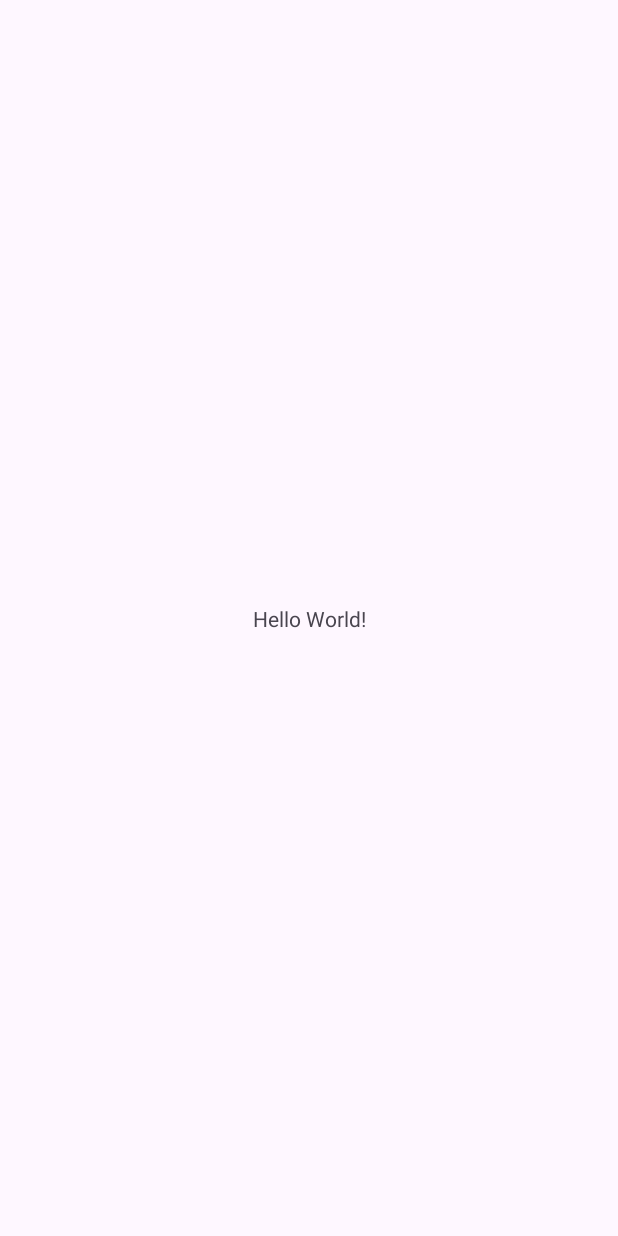
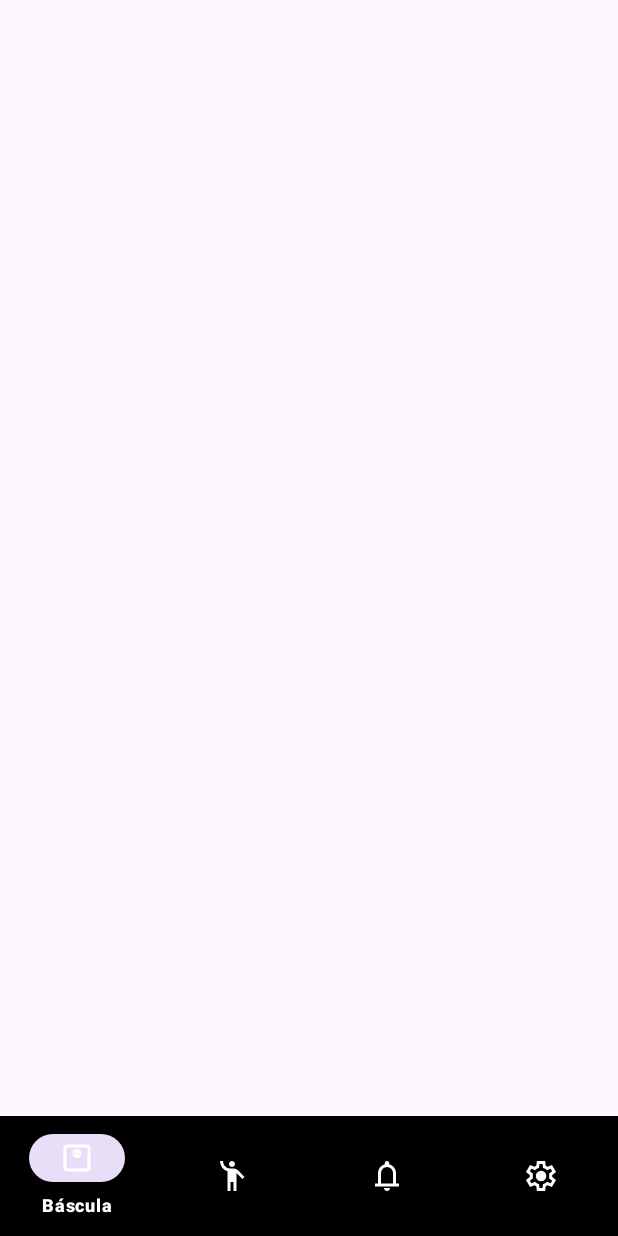
Before and after one commit to MarioCamposPulido/FormaFit, an Android app: the screen it shows after launch (MainActivity), on a phone screen of 412 x 824 dp. Before the commit the screen is almost empty. Run offline under Robolectric (Android 15) with nearby library versions, the phone set to English and light mode, and no system bars.

Commit message:
Barra navegación e iconos
Implementación de la barra de navegación (bottom) en el MainActivity, incluidos los iconos y sus nombres en el archivo strings.xml

```diff
--- a/FormaFit/app/src/main/java/com/example/formafit/MainActivity.java
+++ b/FormaFit/app/src/main/java/com/example/formafit/MainActivity.java
@@ -3,12 +3,22 @@ package com.example.formafit;
 import androidx.appcompat.app.AppCompatActivity;
 
 import android.os.Bundle;
+import android.view.Menu;
+import android.view.MenuItem;
+import android.view.View;
+import android.widget.TextView;
+
+import com.google.android.material.bottomnavigation.BottomNavigationView;
 
 public class MainActivity extends AppCompatActivity {
+
+    TextView textCartItemCount;
+    int mCartItemCount = 10;
 
     @Override
     protected void onCreate(Bundle savedInstanceState) {
         super.onCreate(savedInstanceState);
         setContentView(R.layout.activity_main);
+
     }
 }
--- /dev/null
+++ b/FormaFit/app/src/main/res/drawable/icon_bascula.xml
@@ -0,0 +1,9 @@
+<vector xmlns:android="http://schemas.android.com/apk/res/android"
+    android:width="24dp"
+    android:height="24dp"
+    android:viewportWidth="960"
+    android:viewportHeight="960">
+  <path
+      android:fillColor="#FF000000"
+      android:pathData="M480,480q50,0 85,-35t35,-85q0,-50 -35,-85t-85,-35q-50,0 -85,35t-35,85q0,50 35,85t85,35ZM420,380q-8,0 -14,-6t-6,-14q0,-8 6,-14t14,-6q8,0 14,6t6,14q0,8 -6,14t-14,6ZM480,380q-8,0 -14,-6t-6,-14q0,-8 6,-14t14,-6q8,0 14,6t6,14q0,8 -6,14t-14,6ZM540,380q-8,0 -14,-6t-6,-14q0,-8 6,-14t14,-6q8,0 14,6t6,14q0,8 -6,14t-14,6ZM200,840q-33,0 -56.5,-23.5T120,760v-560q0,-33 23.5,-56.5T200,120h560q33,0 56.5,23.5T840,200v560q0,33 -23.5,56.5T760,840L200,840ZM200,760h560v-560L200,200v560ZM200,200v560,-560Z"/>
+</vector>
--- /dev/null
+++ b/FormaFit/app/src/main/res/drawable/icon_configuracion.xml
@@ -0,0 +1,9 @@
+<vector xmlns:android="http://schemas.android.com/apk/res/android"
+    android:width="24dp"
+    android:height="24dp"
+    android:viewportWidth="960"
+    android:viewportHeight="960">
+  <path
+      android:fillColor="#FF000000"
+      android:pathData="m370,880 l-16,-128q-13,-5 -24.5,-12T307,725l-119,50L78,585l103,-78q-1,-7 -1,-13.5v-27q0,-6.5 1,-13.5L78,375l110,-190 119,50q11,-8 23,-15t24,-12l16,-128h220l16,128q13,5 24.5,12t22.5,15l119,-50 110,190 -103,78q1,7 1,13.5v27q0,6.5 -2,13.5l103,78 -110,190 -118,-50q-11,8 -23,15t-24,12L590,880L370,880ZM440,800h79l14,-106q31,-8 57.5,-23.5T639,633l99,41 39,-68 -86,-65q5,-14 7,-29.5t2,-31.5q0,-16 -2,-31.5t-7,-29.5l86,-65 -39,-68 -99,42q-22,-23 -48.5,-38.5T533,266l-13,-106h-79l-14,106q-31,8 -57.5,23.5T321,327l-99,-41 -39,68 86,64q-5,15 -7,30t-2,32q0,16 2,31t7,30l-86,65 39,68 99,-42q22,23 48.5,38.5T427,694l13,106ZM482,620q58,0 99,-41t41,-99q0,-58 -41,-99t-99,-41q-59,0 -99.5,41T342,480q0,58 40.5,99t99.5,41ZM480,480Z"/>
+</vector>
--- /dev/null
+++ b/FormaFit/app/src/main/res/drawable/icon_notificacion.xml
@@ -0,0 +1,9 @@
+<vector xmlns:android="http://schemas.android.com/apk/res/android"
+    android:width="24dp"
+    android:height="24dp"
+    android:viewportWidth="960"
+    android:viewportHeight="960">
+  <path
+      android:fillColor="#FF000000"
+      android:pathData="M160,760v-80h80v-280q0,-83 50,-147.5T420,168v-28q0,-25 17.5,-42.5T480,80q25,0 42.5,17.5T540,140v28q80,20 130,84.5T720,400v280h80v80L160,760ZM480,460ZM480,880q-33,0 -56.5,-23.5T400,800h160q0,33 -23.5,56.5T480,880ZM320,680h320v-280q0,-66 -47,-113t-113,-47q-66,0 -113,47t-47,113v280Z"/>
+</vector>
--- /dev/null
+++ b/FormaFit/app/src/main/res/drawable/icon_people.xml
@@ -0,0 +1,9 @@
+<vector xmlns:android="http://schemas.android.com/apk/res/android"
+    android:width="24dp"
+    android:height="24dp"
+    android:viewportWidth="960"
+    android:viewportHeight="960">
+  <path
+      android:fillColor="#FF000000"
+      android:pathData="M360,880v-529q-91,-24 -145.5,-100.5T160,80h80q0,83 53.5,141.5T430,280h100q30,0 56,11t47,32l181,181 -56,56 -158,-158v478h-80v-240h-80v240h-80ZM480,240q-33,0 -56.5,-23.5T400,160q0,-33 23.5,-56.5T480,80q33,0 56.5,23.5T560,160q0,33 -23.5,56.5T480,240Z"/>
+</vector>
--- a/FormaFit/app/src/main/res/layout/activity_main.xml
+++ b/FormaFit/app/src/main/res/layout/activity_main.xml
@@ -6,13 +6,28 @@
     android:layout_height="match_parent"
     tools:context=".MainActivity">
 
-    <TextView
-        android:layout_width="wrap_content"
-        android:layout_height="wrap_content"
-        android:text="Hello World!"
-        app:layout_constraintBottom_toBottomOf="parent"
-        app:layout_constraintEnd_toEndOf="parent"
-        app:layout_constraintStart_toStartOf="parent"
-        app:layout_constraintTop_toTopOf="parent" />
+    <RelativeLayout
+        android:layout_width="match_parent"
+        android:layout_height="match_parent">
+
+        <androidx.fragment.app.FragmentContainerView
+            android:id="@+id/fragmentContainerView"
+            android:layout_width="match_parent"
+            android:layout_height="wrap_content"
+            android:layout_alignParentTop="true"
+            android:layout_alignParentBottom="true" />
+
+        <com.google.android.material.bottomnavigation.BottomNavigationView
+            android:id="@+id/bottom_navigation"
+            android:layout_width="match_parent"
+            android:layout_height="wrap_content"
+            android:layout_alignParentBottom="true"
+            android:background="@color/black"
+            app:menu="@menu/bottom_navigation"
+            app:itemTextColor="@color/white"
+            app:itemIconTint="@color/white"
+            app:labelVisibilityMode="selected"/>
+
+    </RelativeLayout>
 
 </androidx.constraintlayout.widget.ConstraintLayout>
--- /dev/null
+++ b/FormaFit/app/src/main/res/menu/bottom_navigation.xml
@@ -0,0 +1,34 @@
+<?xml version="1.0" encoding="utf-8"?>
+<menu xmlns:android="http://schemas.android.com/apk/res/android"
+    xmlns:app="http://schemas.android.com/apk/res-auto">
+
+    <item
+        android:id="@+id/bascula"
+        android:layout_width="wrap_content"
+        android:layout_height="wrap_content"
+        android:icon="@drawable/icon_bascula"
+        android:title="@string/navigation_bascula"
+        app:showAsAction="always" />
+    <item
+        android:id="@+id/imc"
+        android:layout_width="wrap_content"
+        android:layout_height="wrap_content"
+        android:icon="@drawable/icon_people"
+        android:title="@string/navigation_imc"
+        app:showAsAction="always" />
+    <item
+        android:id="@+id/notificaciones"
+        android:layout_width="wrap_content"
+        android:layout_height="wrap_content"
+        android:icon="@drawable/icon_notificacion"
+        android:title="@string/navigation_notificacion"
+        app:showAsAction="always" />
+    <item
+        android:id="@+id/configuracion"
+        android:layout_width="wrap_content"
+        android:layout_height="wrap_content"
+        android:icon="@drawable/icon_configuracion"
+        android:title="@string/navigation_configuracion"
+        app:showAsAction="always" />
+
+</menu>
--- a/FormaFit/app/src/main/res/mipmap-anydpi-v26/ic_launcher.xml
+++ b/FormaFit/app/src/main/res/mipmap-anydpi-v26/ic_launcher.xml
@@ -1,5 +1,4 @@
 <?xml version="1.0" encoding="utf-8"?>
 <adaptive-icon xmlns:android="http://schemas.android.com/apk/res/android">
-    <background android:drawable="@drawable/ic_launcher_background"/>
     <foreground android:drawable="@mipmap/ic_launcher_foreground"/>
 </adaptive-icon>
--- a/FormaFit/app/src/main/res/mipmap-anydpi-v26/ic_launcher_round.xml
+++ b/FormaFit/app/src/main/res/mipmap-anydpi-v26/ic_launcher_round.xml
@@ -1,5 +1,4 @@
 <?xml version="1.0" encoding="utf-8"?>
 <adaptive-icon xmlns:android="http://schemas.android.com/apk/res/android">
-    <background android:drawable="@drawable/ic_launcher_background"/>
     <foreground android:drawable="@mipmap/ic_launcher_foreground"/>
 </adaptive-icon>
--- a/FormaFit/app/src/main/res/values/strings.xml
+++ b/FormaFit/app/src/main/res/values/strings.xml
@@ -1,3 +1,12 @@
 <resources>
     <string name="app_name">FormaFit</string>
+
+    <!-- Bottom navigation View MainActivity -->
+    <string name="navigation_bascula"> Báscula </string>
+    <string name="navigation_imc"> IMC </string>
+    <string name="navigation_notificacion"> Notificaciones </string>
+    <string name="navigation_configuracion"> Configuración </string>
+
+
+
 </resources>
```
Also changed, not shown: FormaFit/app/src/main/res/drawable-v24/ic_launcher_foreground.xml (deleted, +0 -30 lines), FormaFit/app/src/main/res/drawable/ic_launcher_background.xml (deleted, +0 -74 lines).
